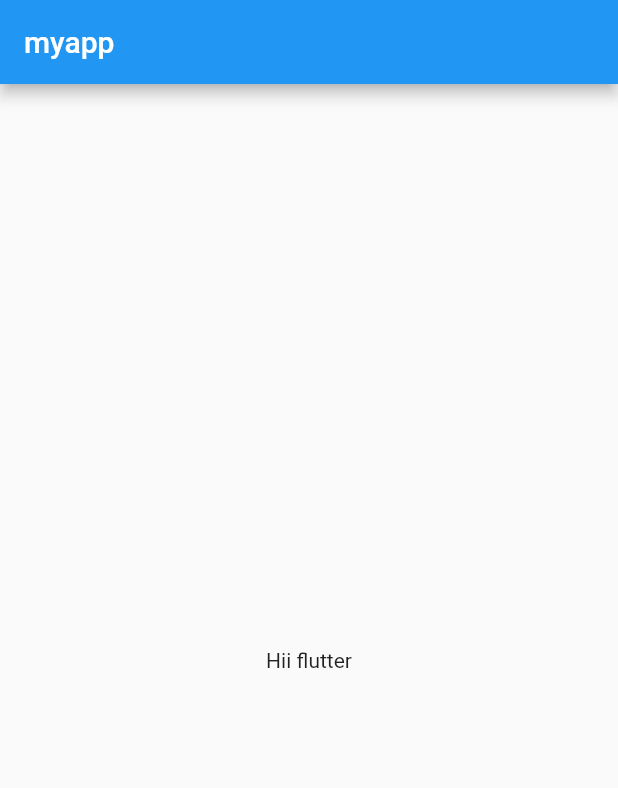
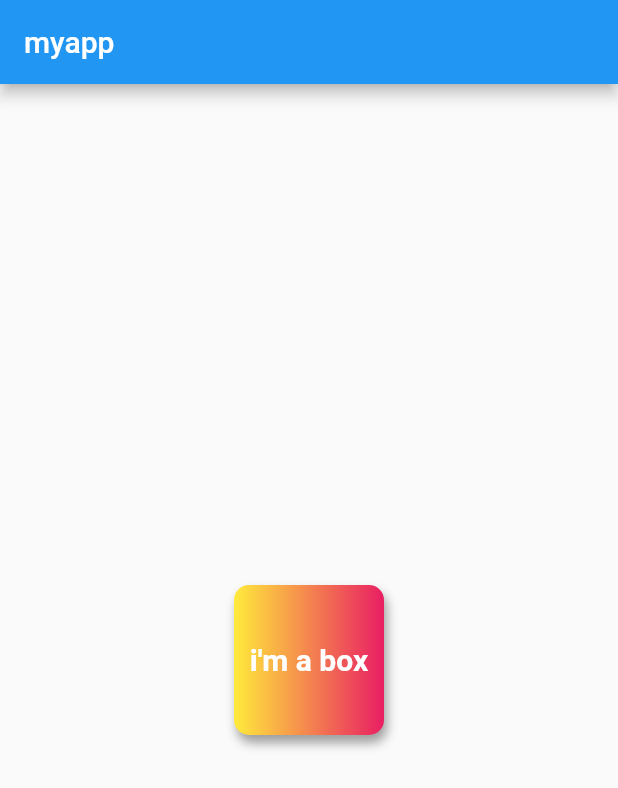
Before and after one commit to tsaurav18/FirstflutterProject, a Flutter app: the screen it shows after launch, on a phone screen of 412 x 824 dp. Shown: the top 788 px of the screen. Run offline on Flutter 3.47's test engine with Material 2 defaults, Android fonts, the phone set to English and light mode, and no system bars.

Commit message:
chapter3 completed

```diff
--- a/lib/main.dart
+++ b/lib/main.dart
@@ -11,10 +11,34 @@ class HomePage extends StatelessWidget {
   @override
   Widget build(BuildContext context) {
     return Scaffold(
-      appBar: AppBar(
-        title: Text("myapp"),
-      ),
-      body: Container(child: Center(child: Text("Hii flutter"))),
-    );
+        appBar: AppBar(
+          title: Text("myapp"),
+        ),
+        body: Center(
+          child: Container(
+            padding: const EdgeInsets.all(8),
+            alignment: Alignment.center,
+            width: 100,
+            height: 100,
+            decoration: BoxDecoration(
+                borderRadius: BorderRadius.circular(10),
+                boxShadow: [
+                  BoxShadow(
+                      color: Colors.grey,
+                      blurRadius: 5,
+                      offset: Offset(2.0, 5.0)),
+                ],
+                color: Colors.teal,
+                gradient: LinearGradient(colors: [Colors.yellow, Colors.pink])),
+            child: Text(
+              "i'm a box",
+              textAlign: TextAlign.center,
+              style: TextStyle(
+                  color: Colors.white,
+                  fontWeight: FontWeight.bold,
+                  fontSize: 20),
+            ),
+          ),
+        ));
   }
 }
```
